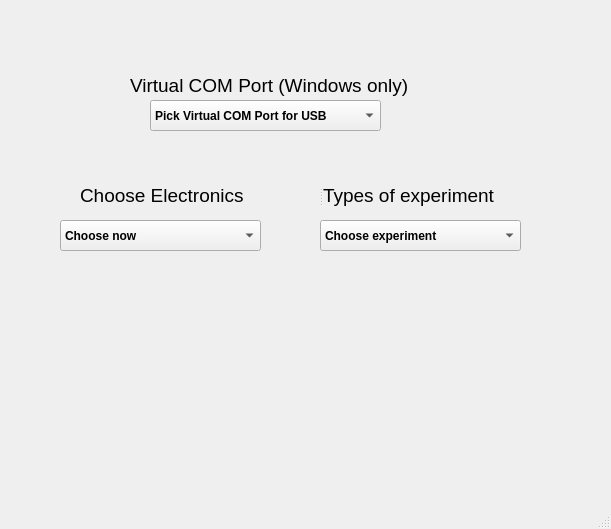
Before: the Qt Designer form GUI_SRC_CODE/src/backend_main/main_window_gui.ui in thepiperatthegates/MIR_SRC_CODE, drawn with Qt 5.
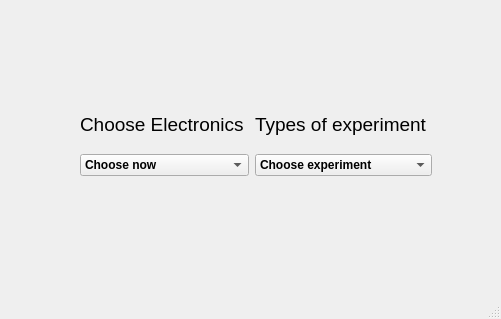
After: the same form once the commit is applied.

```diff
--- a/GUI_SRC_CODE/src/backend_main/main_window_gui.ui
+++ b/GUI_SRC_CODE/src/backend_main/main_window_gui.ui
@@ -6,116 +6,19 @@
    <rect>
     <x>0</x>
     <y>0</y>
-    <width>611</width>
-    <height>529</height>
+    <width>501</width>
+    <height>319</height>
    </rect>
   </property>
   <property name="windowTitle">
    <string>MainWindow</string>
   </property>
   <widget class="QWidget" name="centralwidget">
-   <widget class="QComboBox" name="choose_experiment_comboBox">
-    <property name="geometry">
-     <rect>
-      <x>320</x>
-      <y>220</y>
-      <width>201</width>
-      <height>31</height>
-     </rect>
-    </property>
-    <property name="font">
-     <font>
-      <weight>75</weight>
-      <bold>true</bold>
-     </font>
-    </property>
-    <item>
-     <property name="text">
-      <string>Choose experiment</string>
-     </property>
-    </item>
-    <item>
-     <property name="text">
-      <string>Control shear rate</string>
-     </property>
-    </item>
-    <item>
-     <property name="text">
-      <string>Pid-Controller (dev)</string>
-     </property>
-    </item>
-   </widget>
-   <widget class="QComboBox" name="choose_electronic_comboBox">
-    <property name="geometry">
-     <rect>
-      <x>60</x>
-      <y>220</y>
-      <width>201</width>
-      <height>31</height>
-     </rect>
-    </property>
-    <property name="font">
-     <font>
-      <weight>75</weight>
-      <bold>true</bold>
-     </font>
-    </property>
-    <item>
-     <property name="text">
-      <string>Choose now</string>
-     </property>
-    </item>
-    <item>
-     <property name="text">
-      <string>Electronic 1</string>
-     </property>
-    </item>
-    <item>
-     <property name="text">
-      <string>Electronic 2</string>
-     </property>
-    </item>
-   </widget>
-   <widget class="QSplitter" name="splitter">
-    <property name="geometry">
-     <rect>
-      <x>80</x>
-      <y>180</y>
-      <width>501</width>
-      <height>31</height>
-     </rect>
-    </property>
-    <property name="orientation">
-     <enum>Qt::Horizontal</enum>
-    </property>
-    <widget class="QLabel" name="label_choose_electronic">
-     <property name="font">
-      <font>
-       <family>Arial</family>
-       <pointsize>14</pointsize>
-      </font>
-     </property>
-     <property name="text">
-      <string>Choose Electronics</string>
-     </property>
-    </widget>
-    <widget class="QLabel" name="label_choose_experiment">
-     <property name="font">
-      <font>
-       <family>Arial</family>
-       <pointsize>14</pointsize>
-      </font>
-     </property>
-     <property name="text">
-      <string>Types of experiment </string>
-     </property>
-    </widget>
-   </widget>
    <widget class="QLabel" name="photo_label">
     <property name="geometry">
      <rect>
-      <x>420</x>
-      <y>400</y>
+      <x>20</x>
+      <y>20</y>
       <width>181</width>
       <height>51</height>
      </rect>
@@ -127,53 +30,40 @@
      <bool>false</bool>
     </property>
    </widget>
-   <widget class="QLabel" name="label_choose_electronic_2">
+   <widget class="QWidget" name="">
     <property name="geometry">
      <rect>
-      <x>130</x>
-      <y>70</y>
-      <width>281</width>
-      <height>31</height>
-     </rect>
-    </property>
-    <property name="font">
-     <font>
-      <family>Arial</family>
-      <pointsize>14</pointsize>
-     </font>
-    </property>
-    <property name="text">
-     <string>Virtual COM Port (Windows only)</string>
-    </property>
-   </widget>
-   <widget class="QComboBox" name="choose_com_comboBox">
-    <property name="geometry">
-     <rect>
-      <x>150</x>
+      <x>80</x>
       <y>100</y>
-      <width>231</width>
-      <height>31</height>
+      <width>352</width>
+      <height>76</height>
      </rect>
     </property>
+    <layout class="QGridLayout" name="gridLayout">
+     <item row="0" column="2">
+      <widget class="QLabel" name="label_choose_experiment">
     <property name="font">
      <font>
-      <weight>75</weight>
-      <bold>true</bold>
-     </font>
-    </property>
-    <item>
+         <family>Arial</family>
+         <pointsize>14</pointsize>
+        </font>
+       </property>
      <property name="text">
-      <string>Pick Virtual COM Port for USB</string>
-     </property>
-    </item>
-    <item>
-     <property name="text">
-      <string>COM1</string>
-     </property>
-    </item>
+        <string>Types of experiment </string>
+       </property>
+      </widget>
+     </item>
+     <item row="1" column="0" colspan="2">
+      <widget class="QComboBox" name="choose_electronic_comboBox">
+       <property name="font">
+        <font>
+         <weight>75</weight>
+         <bold>true</bold>
+        </font>
+       </property>
     <item>
      <property name="text">
-      <string>COM2</string>
+         <string>Choose now</string>
      </property>
     </item>
     <item>
@@ -183,22 +73,35 @@
     </item>
     <item>
      <property name="text">
-      <string>COM4</string>
-     </property>
-    </item>
-    <item>
-     <property name="text">
-      <string>COM5</string>
-     </property>
-    </item>
-    <item>
+         <string>Electronic 2</string>
+        </property>
+       </item>
+      </widget>
+     </item>
+     <item row="0" column="0" colspan="2">
+      <widget class="QLabel" name="label_choose_electronic">
+       <property name="font">
+        <font>
+         <family>Arial</family>
+         <pointsize>14</pointsize>
+        </font>
+       </property>
      <property name="text">
-      <string>COM6</string>
-     </property>
-    </item>
+        <string>Choose Electronics</string>
+       </property>
+      </widget>
+     </item>
+     <item row="1" column="2">
+      <widget class="QComboBox" name="choose_experiment_comboBox">
+       <property name="font">
+        <font>
+         <weight>75</weight>
+         <bold>true</bold>
+        </font>
+       </property>
     <item>
      <property name="text">
-      <string>COM7</string>
+         <string>Choose experiment</string>
      </property>
     </item>
     <item>
@@ -208,9 +111,12 @@
     </item>
     <item>
      <property name="text">
-      <string>COM9</string>
-     </property>
-    </item>
+         <string>Pid-Controller (dev)</string>
+        </property>
+       </item>
+      </widget>
+     </item>
+    </layout>
    </widget>
   </widget>
   <widget class="QMenuBar" name="menubar">
```
Left out of the diff: 8 changed lines with no effect on the pictures. Lines whose indentation alone changed are shown as unchanged.
